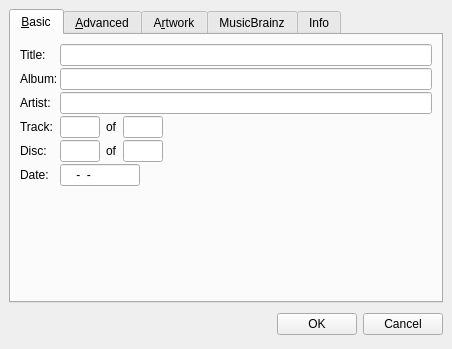
Qt form ui/tageditor.ui (metabrainz/picard) before a commit.
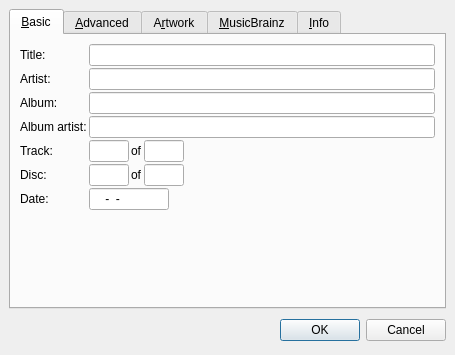
The same form after that commit. The open tabs and pages were chosen to show the change.

Commit message: Implemented advanced tag editor.

What changed in the file:
```diff
--- a/ui/tageditor.ui
+++ b/ui/tageditor.ui
@@ -5,8 +5,8 @@
    <rect>
     <x>0</x>
     <y>0</y>
-    <width>452</width>
-    <height>349</height>
+    <width>455</width>
+    <height>355</height>
    </rect>
   </property>
   <layout class="QVBoxLayout" >
@@ -19,129 +19,79 @@
    <item>
     <widget class="QTabWidget" name="tabWidget" >
      <property name="currentIndex" >
-      <number>4</number>
+      <number>1</number>
      </property>
      <widget class="QWidget" name="tab" >
       <attribute name="title" >
        <string>&amp;Basic</string>
       </attribute>
-      <layout class="QVBoxLayout" >
-       <property name="margin" >
-        <number>9</number>
-       </property>
-       <property name="spacing" >
-        <number>6</number>
-       </property>
-       <item>
         <layout class="QGridLayout" >
          <property name="margin" >
-          <number>0</number>
+        <number>9</number>
          </property>
          <property name="spacing" >
           <number>2</number>
          </property>
-         <item row="5" column="0" >
-          <widget class="QLabel" name="label_8" >
-           <property name="text" >
-            <string>Date:</string>
-           </property>
-          </widget>
-         </item>
-         <item row="4" column="0" >
+       <item row="7" column="0" colspan="2" >
+        <spacer>
+         <property name="orientation" >
+          <enum>Qt::Vertical</enum>
+         </property>
+         <property name="sizeHint" >
+          <size>
+           <width>20</width>
+           <height>40</height>
+          </size>
+         </property>
+        </spacer>
+       </item>
+       <item row="5" column="0" >
           <widget class="QLabel" name="label_7" >
            <property name="text" >
             <string>Disc:</string>
            </property>
           </widget>
          </item>
-         <item row="0" column="1" >
-          <widget class="QLineEdit" name="title" />
-         </item>
-         <item row="2" column="1" >
-          <widget class="QLineEdit" name="artist" />
-         </item>
-         <item row="0" column="0" >
-          <widget class="QLabel" name="label" >
-           <property name="text" >
-            <string>Title:</string>
-           </property>
-          </widget>
-         </item>
-         <item row="1" column="1" >
-          <widget class="QLineEdit" name="album" />
-         </item>
-         <item row="3" column="0" >
+       <item row="4" column="0" >
           <widget class="QLabel" name="label_4" >
            <property name="text" >
             <string>Track:</string>
            </property>
           </widget>
          </item>
-         <item row="1" column="0" >
+       <item row="3" column="1" >
+        <widget class="QLineEdit" name="albumartist" />
+       </item>
+       <item row="3" column="0" >
           <widget class="QLabel" name="label_2" >
            <property name="text" >
-            <string>Album:</string>
+          <string>Album artist:</string>
            </property>
           </widget>
          </item>
-         <item row="5" column="1" >
-          <layout class="QHBoxLayout" >
-           <property name="margin" >
-            <number>0</number>
-           </property>
-           <property name="spacing" >
-            <number>6</number>
-           </property>
-           <item>
-            <widget class="QLineEdit" name="date" >
-             <property name="sizePolicy" >
-              <sizepolicy>
-               <hsizetype>1</hsizetype>
-               <vsizetype>0</vsizetype>
-               <horstretch>0</horstretch>
-               <verstretch>0</verstretch>
-              </sizepolicy>
-             </property>
-             <property name="maximumSize" >
-              <size>
-               <width>80</width>
-               <height>16777215</height>
-              </size>
-             </property>
-             <property name="inputMask" >
-              <string>0000-00-00; </string>
-             </property>
-            </widget>
-           </item>
-           <item>
-            <spacer>
-             <property name="orientation" >
-              <enum>Qt::Horizontal</enum>
-             </property>
-             <property name="sizeHint" >
-              <size>
-               <width>61</width>
-               <height>20</height>
-              </size>
-             </property>
-            </spacer>
-           </item>
-          </layout>
-         </item>
-         <item row="2" column="0" >
+       <item row="1" column="0" >
           <widget class="QLabel" name="label_3" >
            <property name="text" >
             <string>Artist:</string>
            </property>
           </widget>
          </item>
-         <item row="3" column="1" >
+       <item row="0" column="1" >
+        <widget class="QLineEdit" name="title" />
+       </item>
+       <item row="1" column="1" >
+        <widget class="QLineEdit" name="artist" />
+       </item>
+       <item row="2" column="1" >
+        <widget class="QLineEdit" name="album" />
+       </item>
+       <item row="4" column="1" >
           <layout class="QHBoxLayout" >
            <property name="margin" >
             <number>0</number>
            </property>
            <property name="spacing" >
-            <number>6</number>
+          <number>2</number>
            </property>
            <item>
             <widget class="QLineEdit" name="tracknumber" >
@@ -215,13 +165,13 @@
            </item>
           </layout>
          </item>
-         <item row="4" column="1" >
+       <item row="5" column="1" >
           <layout class="QHBoxLayout" >
            <property name="margin" >
             <number>0</number>
            </property>
            <property name="spacing" >
-            <number>6</number>
+          <number>2</number>
            </property>
            <item>
             <widget class="QLineEdit" name="discnumber" >
@@ -302,146 +252,127 @@
            </item>
           </layout>
          </item>
-        </layout>
-       </item>
-       <item>
-        <spacer>
-         <property name="orientation" >
-          <enum>Qt::Vertical</enum>
-         </property>
-         <property name="sizeHint" >
-          <size>
-           <width>20</width>
-           <height>40</height>
-          </size>
-         </property>
-        </spacer>
-       </item>
-      </layout>
-     </widget>
-     <widget class="QWidget" name="tab_4" >
-      <attribute name="title" >
-       <string>&amp;Advanced</string>
-      </attribute>
-      <layout class="QVBoxLayout" >
-       <property name="margin" >
-        <number>9</number>
-       </property>
-       <property name="spacing" >
-        <number>6</number>
-       </property>
-       <item>
-        <layout class="QGridLayout" >
-         <property name="margin" >
-          <number>0</number>
-         </property>
-         <property name="spacing" >
-          <number>2</number>
-         </property>
-         <item row="8" column="1" >
-          <widget class="QLineEdit" name="remixer" />
-         </item>
-         <item row="5" column="1" >
-          <widget class="QLineEdit" name="arranger" />
-         </item>
-         <item row="1" column="1" >
-          <widget class="QLineEdit" name="composer" />
-         </item>
          <item row="6" column="1" >
-          <widget class="QLineEdit" name="producer" />
-         </item>
-         <item row="2" column="1" >
-          <widget class="QLineEdit" name="conductor" />
-         </item>
-         <item row="7" column="0" >
-          <widget class="QLabel" name="label_16" >
-           <property name="text" >
-            <string>Engineer:</string>
-           </property>
+        <layout class="QHBoxLayout" >
+         <property name="margin" >
+          <number>0</number>
+         </property>
+         <property name="spacing" >
+          <number>2</number>
+         </property>
+         <item>
+          <widget class="QLineEdit" name="date" >
+           <property name="sizePolicy" >
+            <sizepolicy>
+             <hsizetype>1</hsizetype>
+             <vsizetype>0</vsizetype>
+             <horstretch>0</horstretch>
+             <verstretch>0</verstretch>
+            </sizepolicy>
+           </property>
+           <property name="maximumSize" >
+            <size>
+             <width>80</width>
+             <height>16777215</height>
+            </size>
+           </property>
+           <property name="inputMask" >
+            <string>0000-00-00; </string>
+           </property>
           </widget>
          </item>
-         <item row="8" column="0" >
-          <widget class="QLabel" name="label_17" >
-           <property name="text" >
-            <string>Remixer:</string>
+         <item>
+          <spacer>
+           <property name="orientation" >
+            <enum>Qt::Horizontal</enum>
            </property>
-          </widget>
+           <property name="sizeHint" >
+            <size>
+             <width>61</width>
+             <height>20</height>
+            </size>
+           </property>
+          </spacer>
+         </item>
+        </layout>
          </item>
          <item row="2" column="0" >
-          <widget class="QLabel" name="label_11" >
-           <property name="text" >
-            <string>Conductor:</string>
-           </property>
-          </widget>
-         </item>
-         <item row="5" column="0" >
-          <widget class="QLabel" name="label_14" >
-           <property name="text" >
-            <string>Arranger:</string>
-           </property>
-          </widget>
-         </item>
-         <item row="3" column="0" >
-          <widget class="QLabel" name="label_12" >
-           <property name="text" >
-            <string>Ensemble:</string>
-           </property>
-          </widget>
-         </item>
-         <item row="7" column="1" >
-          <widget class="QLineEdit" name="engineer" />
-         </item>
-         <item row="4" column="1" >
-          <widget class="QLineEdit" name="lyricist" />
-         </item>
-         <item row="4" column="0" >
-          <widget class="QLabel" name="label_13" >
-           <property name="text" >
-            <string>Lyricist:</string>
-           </property>
-          </widget>
-         </item>
-         <item row="6" column="0" >
-          <widget class="QLabel" name="label_15" >
-           <property name="text" >
-            <string>Producer:</string>
-           </property>
-          </widget>
-         </item>
-         <item row="1" column="0" >
-          <widget class="QLabel" name="label_10" >
-           <property name="text" >
-            <string>Composer:</string>
-           </property>
-          </widget>
-         </item>
-         <item row="0" column="0" >
           <widget class="QLabel" name="label_9" >
            <property name="text" >
-            <string>Album artist:</string>
+          <string>Album:</string>
            </property>
           </widget>
          </item>
-         <item row="0" column="1" >
-          <widget class="QLineEdit" name="albumartist" />
-         </item>
-         <item row="3" column="1" >
-          <widget class="QLineEdit" name="ensemble" />
-         </item>
-        </layout>
+       <item row="6" column="0" >
+        <widget class="QLabel" name="label_8" >
+         <property name="text" >
+          <string>Date:</string>
+         </property>
+        </widget>
+       </item>
+       <item row="0" column="0" >
+        <widget class="QLabel" name="label" >
+         <property name="text" >
+          <string>Title:</string>
+         </property>
+        </widget>
+       </item>
+      </layout>
+     </widget>
+     <widget class="QWidget" name="tab_4" >
+      <attribute name="title" >
+       <string>&amp;Advanced</string>
+      </attribute>
+      <layout class="QVBoxLayout" >
+       <property name="margin" >
+        <number>9</number>
+       </property>
+       <property name="spacing" >
+        <number>6</number>
+       </property>
+       <item>
+        <widget class="QTreeWidget" name="tags" >
+         <property name="rootIsDecorated" >
+          <bool>false</bool>
+         </property>
+        </widget>
+       </item>
+       <item>
+        <layout class="QHBoxLayout" >
+         <property name="margin" >
+          <number>0</number>
+         </property>
+         <property name="spacing" >
+          <number>6</number>
+         </property>
+         <item>
+          <widget class="QPushButton" name="tags_add" >
+           <property name="text" >
+            <string>&amp;Add...</string>
+           </property>
+          </widget>
+         </item>
+         <item>
+          <widget class="QPushButton" name="tags_delete" >
+           <property name="text" >
+            <string>Delete</string>
+           </property>
+          </widget>
        </item>
        <item>
         <spacer>
          <property name="orientation" >
-          <enum>Qt::Vertical</enum>
+            <enum>Qt::Horizontal</enum>
          </property>
          <property name="sizeHint" >
           <size>
-           <width>20</width>
-           <height>21</height>
+             <width>151</width>
+             <height>20</height>
           </size>
          </property>
         </spacer>
+         </item>
+        </layout>
        </item>
       </layout>
      </widget>
@@ -528,7 +459,7 @@
      </widget>
      <widget class="QWidget" name="tab_3" >
       <attribute name="title" >
-       <string>MusicBrainz</string>
+       <string>&amp;MusicBrainz</string>
       </attribute>
       <layout class="QVBoxLayout" >
        <property name="margin" >
@@ -634,7 +565,7 @@
      </widget>
      <widget class="QWidget" name="tab_5" >
       <attribute name="title" >
-       <string>Info</string>
+       <string>&amp;Info</string>
       </attribute>
       <layout class="QVBoxLayout" >
        <property name="margin" >
@@ -686,6 +617,9 @@
        <property name="text" >
         <string>OK</string>
        </property>
+       <property name="default" >
+        <bool>true</bool>
+       </property>
       </widget>
      </item>
      <item>
```
Left out of the diff: 31 changed lines with no effect on the pictures. Lines whose indentation alone changed are shown as unchanged. The commit also changes 7 other files.
